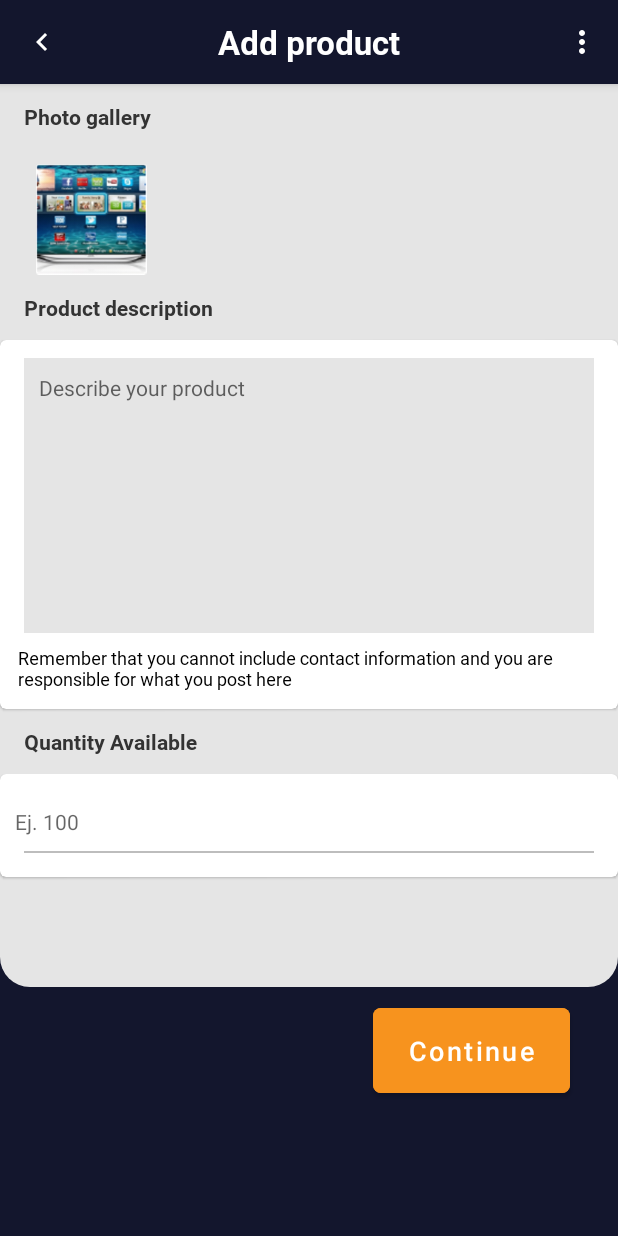
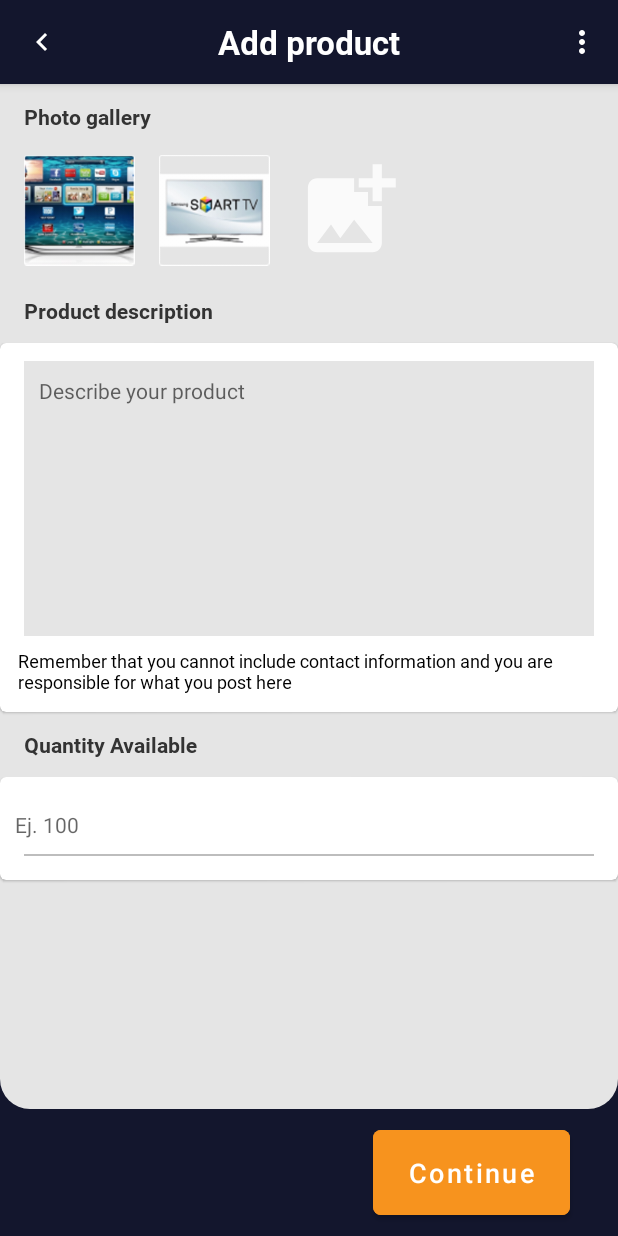
Before and after one commit to siddhantdrk/Indiabana-App-Development, an Android app: the AddProductAmountActivity screen opened directly, with no data from a screen before it, on a phone screen of 412 x 824 dp. Run offline under Robolectric (Android 15) with nearby library versions, the phone set to English and light mode, and no system bars.

Commit message:
activity_add_product_amount.xml updated

```diff
--- a/IndiabanaApp/app/src/main/res/layout/activity_add_product_amount.xml
+++ b/IndiabanaApp/app/src/main/res/layout/activity_add_product_amount.xml
@@ -101,7 +101,7 @@
     <androidx.recyclerview.widget.RecyclerView
         android:id="@+id/productiamge_rv"
         android:layout_width="match_parent"
-        android:layout_height="0dp"
+        android:layout_height="wrap_content"
         android:layout_marginLeft="8dp"
         android:layout_marginRight="8dp"
         android:layout_marginTop="8dp"
@@ -126,8 +126,7 @@
         android:textSize="18sp"
         app:cornerRadius="5dp"
         app:layout_constraintBottom_toBottomOf="parent"
-        app:layout_constraintEnd_toEndOf="parent"
-        app:layout_constraintTop_toBottomOf="@+id/cardview_quantity" />
+        app:layout_constraintEnd_toEndOf="parent" />
 
     <com.google.android.material.card.MaterialCardView
         android:id="@+id/cardview_quantity"
--- a/IndiabanaApp/app/src/main/res/layout/productamount_productimage_rv_item.xml
+++ b/IndiabanaApp/app/src/main/res/layout/productamount_productimage_rv_item.xml
@@ -1,17 +1,15 @@
 <?xml version="1.0" encoding="utf-8"?>
 <androidx.constraintlayout.widget.ConstraintLayout xmlns:android="http://schemas.android.com/apk/res/android"
     xmlns:app="http://schemas.android.com/apk/res-auto"
-    android:layout_width="match_parent"
-    android:layout_height="match_parent">
+    android:layout_width="wrap_content"
+    android:layout_height="wrap_content"
+    android:layout_margin="8dp">
 
     <ImageView
         android:id="@+id/product_img"
         android:layout_width="74dp"
         android:layout_height="74dp"
         android:layout_centerHorizontal="true"
-        android:layout_marginEnd="16dp"
-        android:layout_marginStart="16dp"
-        android:layout_marginTop="14dp"
         android:scaleType="fitXY"
         android:src="@drawable/rectangle_104"
         app:layout_constraintStart_toStartOf="parent"
```
